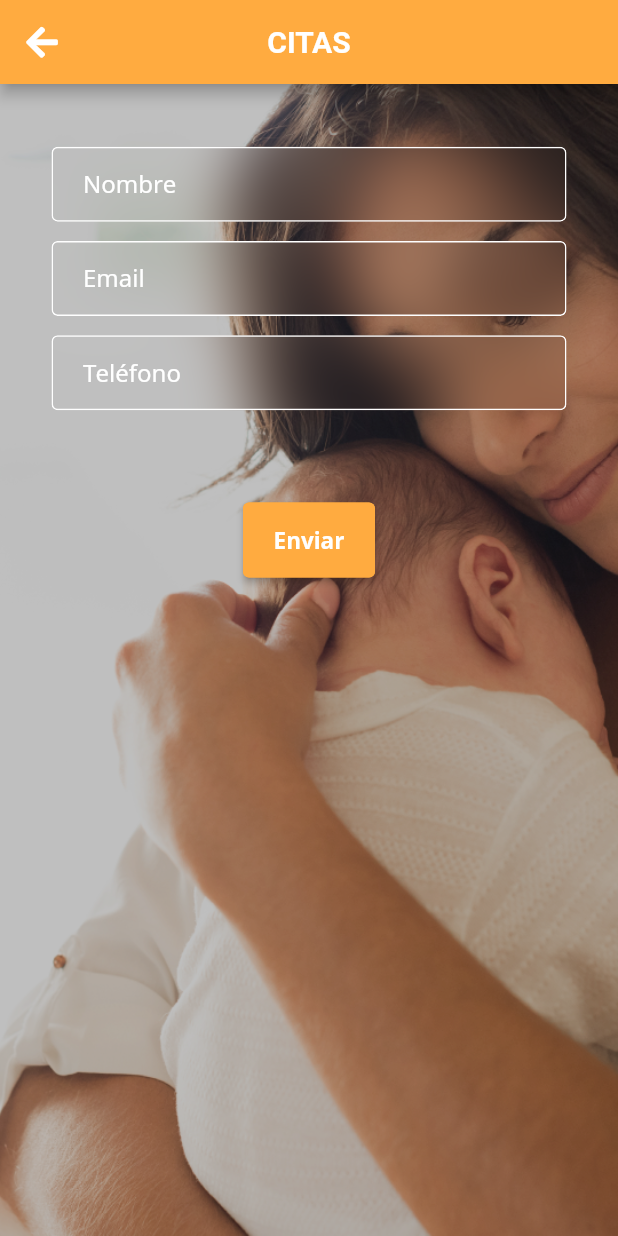
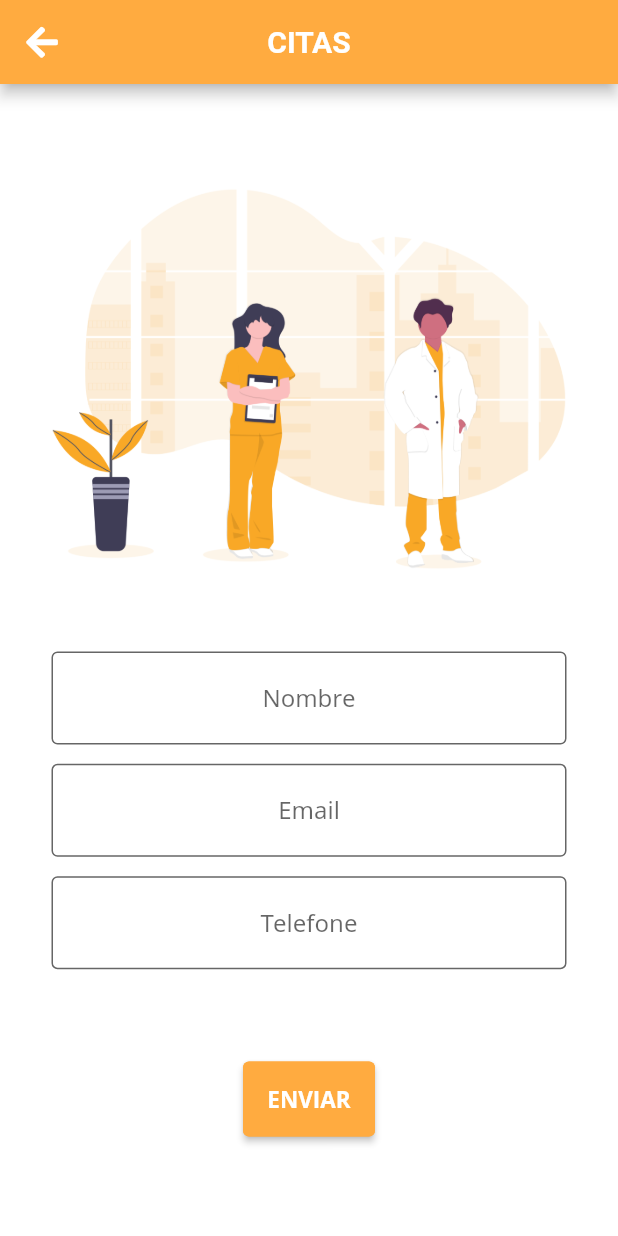
Before and after one commit to Nikola43/babyandmeFlutter, a Flutter app: the AppointmentPage screen opened by its route, on a phone screen of 412 x 824 dp. Run offline on Flutter 3.47's test engine with Material 2 defaults, Android fonts, the phone set to English and light mode, and no system bars; our stand-ins replace another_flushbar, awesome_dialog, cached_network_image, chewie, date_format, dio and 14 more; missing offline and left inert: audioplayer, esys_flutter_share, flutter_phone_direct_caller, maps_launcher, multi_image_picker, onesignal_flutter; accounts and stored records are empty; project files that could hold a hidden picture were left out.

Commit message:
añadido nuevo stilo

```diff
--- a/lib/pages/appointment/appointment.dart
+++ b/lib/pages/appointment/appointment.dart
@@ -5,6 +5,7 @@ import 'package:babyandme/utils/shared_preferences.dart';
 import 'package:date_format/date_format.dart';
 import 'package:flutter/material.dart';
 import 'package:font_awesome_flutter/font_awesome_flutter.dart';
+import 'package:lottie/lottie.dart';
 import '../../dashboard_screen.dart';
 import 'package:universal_io/io.dart';
 import 'package:flutter/services.dart';
@@ -37,9 +38,7 @@ class _AppointmentPageState extends State<AppointmentPage> {
   }
 
   int calculateWeekBySetDate(DateTime selectedDate) {
-    var difference = new DateTime.now()
-        .difference(selectedDate)
-        .inDays / 7;
+    var difference = new DateTime.now().difference(selectedDate).inDays / 7;
     print(difference);
     if (difference <= 1) {
       difference = 1;
@@ -61,52 +60,43 @@ class _AppointmentPageState extends State<AppointmentPage> {
 
   @override
   Widget build(BuildContext context) {
-    screenSize = MediaQuery
-        .of(context)
-        .size;
-    final openFrom = ModalRoute
-        .of(context)
-        .settings
-        .arguments;
+    screenSize = MediaQuery.of(context).size;
+    final openFrom = ModalRoute.of(context).settings.arguments;
 
     SystemChrome.setEnabledSystemUIOverlays([]);
-
-
-    return Stack(children: [
-      Container(
-        decoration: BoxDecoration(
-          image: DecorationImage(
-            image: AssetImage("assets/images/Mama-bebe.png"),
-            // <-- BACKGROUND IMAGE
-            fit: BoxFit.cover,
+    return Scaffold(
+        extendBodyBehindAppBar: true,
+        appBar: AppBar(
+          centerTitle: true,
+          // this is all you need
+          title: Text(
+            "CITAS",
+            style: TextStyle(color: Colors.white, fontWeight: FontWeight.bold),
+          ),
+          leading: new IconButton(
+            icon: new Icon(
+              FontAwesomeIcons.arrowLeft,
+              color: Colors.white,
+            ),
+            onPressed: () {
+              Navigator.pop(context);
+            },
           ),
         ),
-      ),
-      Container(
-        color: Color.fromRGBO(0, 0, 0, 0.25098039215686274),
+        body: Center(
+          child: Container(
             width: screenSize.width,
-        height: screenSize.height,
-      ),
-      Scaffold(
-          backgroundColor: Colors.transparent,
-          // <-- SCAFFOLD WITH TRANSPARENT BG
-          appBar: AppBar(
-            centerTitle: true, // this is all you need
-            title: Text(
-              "CITAS",
-              style: TextStyle(
             color: Colors.white,
-                  fontWeight: FontWeight.bold),
-            ),
-            backgroundColor: Colors.orangeAccent,
-            leading: new IconButton(
-                icon: new Icon(FontAwesomeIcons.arrowLeft, color: Colors.white),
-                onPressed: () => {Navigator.pop(context)}),
-          ),
-          body: Center(
             child: Column(
               children: <Widget>[
-                SizedBox(height: screenSize.height / 32),
+                SizedBox(height: screenSize.height / 8),
+                Image.asset("assets/images/undraw_doctors_hwty.png"),
+                Padding(
+                  padding: const EdgeInsets.all(16.0),
+                  child: Column(
+                    mainAxisSize: MainAxisSize.max,
+                    mainAxisAlignment: MainAxisAlignment.center,
+                    children: <Widget>[
                       Padding(
                           padding: const EdgeInsets.all(16.0),
                           child: Container(
@@ -115,101 +105,70 @@ class _AppointmentPageState extends State<AppointmentPage> {
                                   mainAxisSize: MainAxisSize.max,
                                   mainAxisAlignment: MainAxisAlignment.center,
                                   children: <Widget>[
-                              ClipRRect(
-                                borderRadius: BorderRadius.circular(4.0),
-                                child: BackdropFilter(
-                                  filter:
-                                  ImageFilter.blur(sigmaX: 20, sigmaY: 20),
-                                  child: Container(
-                                    decoration: BoxDecoration(
+                                    TextField(
+                                      keyboardType: TextInputType.name,
+                                      textAlign: TextAlign.center,
+                                      controller: _nameTextEditingController,
+                                      textCapitalization:
+                                          TextCapitalization.characters,
+                                      focusNode: _nameTextEditingFocusNode,
+                                      autofocus: false,
+                                      decoration: InputDecoration(
+                                        filled: true,
+                                        counterStyle:
+                                            TextStyle(color: Colors.black),
+                                        fillColor: Colors.white,
+                                        //Add th Hint text here.
+                                        hintText: "Nombre",
+
+                                        border: OutlineInputBorder(
                                           borderRadius:
                                               BorderRadius.circular(4.0),
-                                        border:
-                                        Border.all(color: Colors.white)),
-                                    padding:
-                                    EdgeInsets.only(left: 20, right: 20),
-                                    child: TextFormField(
-                                      controller: _nameTextEditingController,
-                                      focusNode: _nameTextEditingFocusNode,
-                                      style: TextStyle(color: Colors.white),
-                                      cursorColor: Colors.white,
-                                      keyboardType: TextInputType.name,
-                                      decoration: new InputDecoration(
-                                          border: InputBorder.none,
-                                          focusedBorder: InputBorder.none,
-                                          enabledBorder: InputBorder.none,
-                                          errorBorder: InputBorder.none,
-                                          disabledBorder: InputBorder.none,
-                                          hintText: 'Nombre',
-                                          hintStyle:
-                                          TextStyle(color: Colors.white)),
-                                    ),
                                         ),
                                       ),
                                     ),
                                     SizedBox(height: screenSize.height / 64),
-                              ClipRRect(
-                                borderRadius: BorderRadius.circular(4.0),
-                                child: BackdropFilter(
-                                  filter:
-                                  ImageFilter.blur(sigmaX: 20, sigmaY: 20),
-                                  child: Container(
-                                    decoration: BoxDecoration(
+                                    TextField(
+                                      keyboardType: TextInputType.emailAddress,
+                                      textAlign: TextAlign.center,
+                                      controller: _emailTextEditingController,
+                                      textCapitalization:
+                                          TextCapitalization.characters,
+                                      focusNode: _emailTextEditingFocusNode,
+                                      autofocus: false,
+                                      decoration: InputDecoration(
+                                        filled: true,
+                                        counterStyle:
+                                            TextStyle(color: Colors.black),
+                                        fillColor: Colors.white,
+                                        //Add th Hint text here.
+                                        hintText: "Email",
+                                        border: OutlineInputBorder(
                                           borderRadius:
                                               BorderRadius.circular(4.0),
-                                        border:
-                                        Border.all(color: Colors.white)),
-                                    padding:
-                                    EdgeInsets.only(left: 20, right: 20),
-                                    child: TextFormField(
-                                      controller: _emailTextEditingController,
-                                      focusNode: _emailTextEditingFocusNode,
-                                      style: TextStyle(color: Colors.white),
-                                      cursorColor: Colors.white,
-                                      keyboardType: TextInputType.emailAddress,
-                                      decoration: new InputDecoration(
-                                          border: InputBorder.none,
-                                          focusedBorder: InputBorder.none,
-                                          enabledBorder: InputBorder.none,
-                                          errorBorder: InputBorder.none,
-                                          disabledBorder: InputBorder.none,
-                                          hintText: 'Email',
-                                          hintStyle:
-                                          TextStyle(color: Colors.white)),
-                                    ),
                                         ),
                                       ),
                                     ),
                                     SizedBox(height: screenSize.height / 64),
-                              ClipRRect(
-                                borderRadius: BorderRadius.circular(4.0),
-                                child: BackdropFilter(
-                                  filter:
-                                  ImageFilter.blur(sigmaX: 20, sigmaY: 20),
-                                  child: Container(
-                                      decoration: BoxDecoration(
+                                    TextField(
+                                      keyboardType: TextInputType.phone,
+                                      textAlign: TextAlign.center,
+                                      controller: _phoneTextEditingController,
+                                      textCapitalization:
+                                          TextCapitalization.characters,
+                                      focusNode: _phoneTextEditingFocusNode,
+                                      autofocus: false,
+                                      decoration: InputDecoration(
+                                        filled: true,
+                                        counterStyle:
+                                            TextStyle(color: Colors.black),
+                                        fillColor: Colors.white,
+                                        //Add th Hint text here.
+                                        hintText: "Telefone",
+                                        border: OutlineInputBorder(
                                           borderRadius:
                                               BorderRadius.circular(4.0),
-                                          border:
-                                          Border.all(color: Colors.white)),
-                                      padding:
-                                      EdgeInsets.only(left: 20, right: 20),
-                                      child: TextFormField(
-                                        controller: _phoneTextEditingController,
-                                        focusNode: _phoneTextEditingFocusNode,
-                                        style: TextStyle(color: Colors.white),
-                                        cursorColor: Colors.white,
-                                        keyboardType: TextInputType.phone,
-                                        decoration: new InputDecoration(
-                                            border: InputBorder.none,
-                                            focusedBorder: InputBorder.none,
-                                            enabledBorder: InputBorder.none,
-                                            errorBorder: InputBorder.none,
-                                            disabledBorder: InputBorder.none,
-                                            hintText: 'Teléfono',
-                                            hintStyle:
-                                            TextStyle(color: Colors.white)),
-                                      )),
+                                        ),
                                       ),
                                     ),
                                     SizedBox(height: screenSize.height / 16),
@@ -218,7 +177,8 @@ class _AppointmentPageState extends State<AppointmentPage> {
                                       height: 50.0,
                                       child: RaisedButton(
                                         shape: RoundedRectangleBorder(
-                                      borderRadius: BorderRadius.circular(4.0),
+                                            borderRadius:
+                                                BorderRadius.circular(4.0),
                                             side: BorderSide(
                                                 color: Colors.orangeAccent)),
                                         onPressed: () {
@@ -231,29 +191,28 @@ class _AppointmentPageState extends State<AppointmentPage> {
                                               title: "El nombre es obligatorio",
                                               message: " ",
                                               duration: Duration(seconds: 3),
-                                      )
-                                        ..show(context);
+                                            )..show(context);
                                           } else if (_phoneTextEditingController
                                                   .value.text.length ==
                                               0) {
                                             FocusScope.of(context).requestFocus(
                                                 _phoneTextEditingFocusNode);
                                             Flushbar(
-                                        title: "El telefono es obligatorio",
+                                              title:
+                                                  "El telefono es obligatorio",
                                               message: " ",
                                               duration: Duration(seconds: 3),
-                                      )
-                                        ..show(context);
+                                            )..show(context);
                                           } else {
                                             Flushbar(
                                               title:
                                                   "Solicitud enviada correctamente",
                                               message: " ",
                                               duration: Duration(seconds: 3),
-                                      )
-                                        ..show(context);
+                                            )..show(context);
 
-                                      Future.delayed(Duration(seconds: 4), () {
+                                            Future.delayed(Duration(seconds: 4),
+                                                () {
                                               if (openFrom != null &&
                                                   openFrom == 'login') {
                                                 Navigator.push(
@@ -276,15 +235,19 @@ class _AppointmentPageState extends State<AppointmentPage> {
                                         padding: EdgeInsets.all(10.0),
                                         color: Colors.orangeAccent,
                                         textColor: Colors.white,
-                                  child: Text("Enviar",
-                                      style: TextStyle(fontSize: 15,
+                                        child: Text("ENVIAR",
+                                            style: TextStyle(
+                                                fontSize: 15,
                                                 fontWeight: FontWeight.bold)),
                                       ),
                                     ),
                                   ]))),
                     ],
                   ),
-          ))
-    ]);
+                ),
+              ],
+            ),
+          ),
+        ));
   }
 }
--- a/lib/pages/calculator/calculator_page.dart
+++ b/lib/pages/calculator/calculator_page.dart
@@ -5,6 +5,7 @@ import 'package:flutter/material.dart';
 import 'package:flutter_datetime_picker/flutter_datetime_picker.dart';
 import 'package:flutter_svg/svg.dart';
 import 'package:font_awesome_flutter/font_awesome_flutter.dart';
+import 'package:lottie/lottie.dart';
 import 'package:universal_io/io.dart';
 import 'package:flutter/services.dart';
 
@@ -90,7 +91,8 @@ class _CalculatorPageState extends State<CalculatorPage> {
         backgroundColor: Colors.transparent,
         // <-- SCAFFOLD WITH TRANSPARENT BG
         appBar: AppBar(
-          centerTitle: true, // this is all you need
+          centerTitle: true,
+          // this is all you need
           backgroundColor: Colors.orangeAccent,
           elevation: 0,
           title: Text(
@@ -103,8 +105,10 @@ class _CalculatorPageState extends State<CalculatorPage> {
         ),
         body: Center(
           child: Column(
+            mainAxisAlignment: MainAxisAlignment.center,
             children: <Widget>[
-              SizedBox(height: screenSize.height / 4),
+              Lottie.asset('assets/images/14483-newborn.json', width: 250.0),
+              SizedBox(height: screenSize.height / 32),
               Text(
                 "Selecione a data da sua última menstruação",
                 style: TextStyle(
@@ -113,7 +117,6 @@ class _CalculatorPageState extends State<CalculatorPage> {
                     fontSize: screenSize.width / 28),
               ),
               SizedBox(height: screenSize.height / 32),
-
               Container(
                   width: 200,
                   child: Column(
--- a/lib/pages/promos/promo_detail.dart
+++ b/lib/pages/promos/promo_detail.dart
@@ -61,7 +61,8 @@ class _PromoDetailState extends State<PromoDetail> {
         appBar: AppBar(
           centerTitle: true,
           // this is all you need
-          title: Text(promo.title,
+          title: Text(
+            promo.title,
             style: TextStyle(color: Colors.white, fontWeight: FontWeight.bold),
           ),
           leading: new IconButton(
@@ -81,16 +82,13 @@ class _PromoDetailState extends State<PromoDetail> {
             child: Column(
               children: <Widget>[
                 SizedBox(height: screenSize.height / 8),
-                Lottie.asset('assets/images/16367-madre-embarazada.json',
-                    width: 250.0),
+                Image.asset("assets/images/undraw_gift1_sgf8.png"),
                 SizedBox(height: screenSize.height / 32),
                 Padding(
                     padding: EdgeInsets.only(left: 25, right: 25),
                     child: Text(
                       promo.text,
-                      style: TextStyle(
-                          color: Colors.black,
-                          fontSize: 15),
+                      style: TextStyle(color: Colors.black, fontSize: 15),
                     )),
                 SizedBox(height: screenSize.height / 32),
                 Padding(
--- a/lib/pages/streaming/streaming_page.dart
+++ b/lib/pages/streaming/streaming_page.dart
@@ -1,3 +1,5 @@
+import 'dart:ui';
+
 import 'package:another_flushbar/flushbar.dart';
 import 'package:babyandme/pages/streaming/streaming_video_page.dart';
 import 'package:babyandme/services/streaming_service.dart';
@@ -40,75 +42,56 @@ class _StreamingCodePageState extends State<StreamingCodePage> {
     super.dispose();
   }
 
-
   @override
   Widget build(BuildContext context) {
     screenSize = MediaQuery.of(context).size;
-    final openFrom = ModalRoute.of(context).settings.arguments;
     SystemChrome.setEnabledSystemUIOverlays([]);
-
-    return Stack(children: [
-      Container(
-        decoration: BoxDecoration(
-          image: DecorationImage(
-            image: AssetImage("assets/images/Mama-bebe.png"),
-            // <-- BACKGROUND IMAGE
-            fit: BoxFit.cover,
+    return Scaffold(
+        extendBodyBehindAppBar: true,
+        appBar: AppBar(
+          centerTitle: true,
+          // this is all you need
+          title: Text(
+            "STREAMING",
+            style: TextStyle(color: Colors.white, fontWeight: FontWeight.bold),
+          ),
+          leading: new IconButton(
+            icon: new Icon(
+              FontAwesomeIcons.arrowLeft,
+              color: Colors.white,
+            ),
+            onPressed: () {
+              Navigator.pop(context);
+            },
           ),
         ),
-      ),
-      Container(
-        color: Color.fromRGBO(0, 0, 0, 0.25098039215686274),
+        body: Center(
+          child: Container(
             width: screenSize.width,
-        height: screenSize.height,
-      ),
-      Scaffold(
-        backgroundColor: Colors.transparent,
-        // <-- SCAFFOLD WITH TRANSPARENT BG
-        appBar: AppBar(
-          centerTitle: true, // this is all you need
-          title: Text(
-            "STREAMING",
-            style: TextStyle(
             color: Colors.white,
-                fontWeight: FontWeight.bold),
-          ),
-          backgroundColor: Colors.orangeAccent,
-          leading: new IconButton(
-              icon: new Icon(FontAwesomeIcons.arrowLeft, color: Colors.white),
-              onPressed: () => {Navigator.pop(context)}),
-        ),
-        body: Center(
             child: Column(
               children: <Widget>[
+                SizedBox(height: screenSize.height / 8),
+                Lottie.asset('assets/images/16638-madre-con-su-hijo-mother-and-her-son.json',
+                    width: 250.0),
                 SizedBox(height: screenSize.height / 32),
-              Text(
-                "Introduza o código de streaming",
-                style: TextStyle(
-                    color: Colors.white,
-                    fontWeight: FontWeight.bold,
-                    fontSize: 18.0),
-              ),
                 Padding(
                   padding: const EdgeInsets.all(16.0),
-                child: Container(
-                  width: screenSize.width / 2,
                   child: Column(
                     mainAxisSize: MainAxisSize.max,
                     mainAxisAlignment: MainAxisAlignment.center,
                     children: <Widget>[
-                      /*
                       Text(
-                              'Introduzca el código del streaming',
+                        "Introduza o código de streaming",
                         style: TextStyle(
-                                  fontSize: 20,
-                                  color: Colors.white,
-                                  decoration: TextDecoration.none),
+                            color: Colors.black,
+                            fontWeight: FontWeight.bold,
+                            fontSize: screenSize.width / 28),
                       ),
-
-                             */
                       SizedBox(height: screenSize.height / 32),
-                      TextField(
+                      Container(
+                        width: screenSize.width / 4,
+                        child: TextField(
                           maxLength: 4,
                           textAlign: TextAlign.center,
                           controller: _textFieldController,
@@ -117,13 +100,14 @@ class _StreamingCodePageState extends State<StreamingCodePage> {
                           autofocus: false,
                           decoration: InputDecoration(
                             filled: true,
-                          counterStyle: TextStyle(color: Colors.white),
+                            counterStyle: TextStyle(color: Colors.black),
                             fillColor: Colors.white,
                             //Add th Hint text here.
                             hintText: "Código",
 
                             border: OutlineInputBorder(
-                            borderRadius: BorderRadius.circular(50.0),
+                              borderRadius: BorderRadius.circular(4.0),
+                            ),
                           ),
                         ),
                       ),
@@ -180,11 +164,9 @@ class _StreamingCodePageState extends State<StreamingCodePage> {
                     ],
                   ),
                 ),
-              ),
               ],
             ),
           ),
-      ),
-    ]);
+        ));
   }
 }
--- a/pubspec.yaml
+++ b/pubspec.yaml
@@ -93,6 +93,8 @@ flutter:
     - assets/images/16638-madre-con-su-hijo-mother-and-her-son.json
     - assets/images/ecorp-lightblue.png
     - assets/images/babyandmebranco.png
+    - assets/images/undraw_doctors_hwty.png
+    - assets/images/undraw_gift1_sgf8.png
     - assets/images/ecorp-lightgreen.png
     - assets/images/LATIDO.svg
     - assets/images/CALCULADORA.svg
```
Also changed, not shown: assets/images/undraw_doctors_hwty.png (added), assets/images/undraw_gift1_sgf8.png (added). Lines whose indentation alone changed are shown as unchanged.
